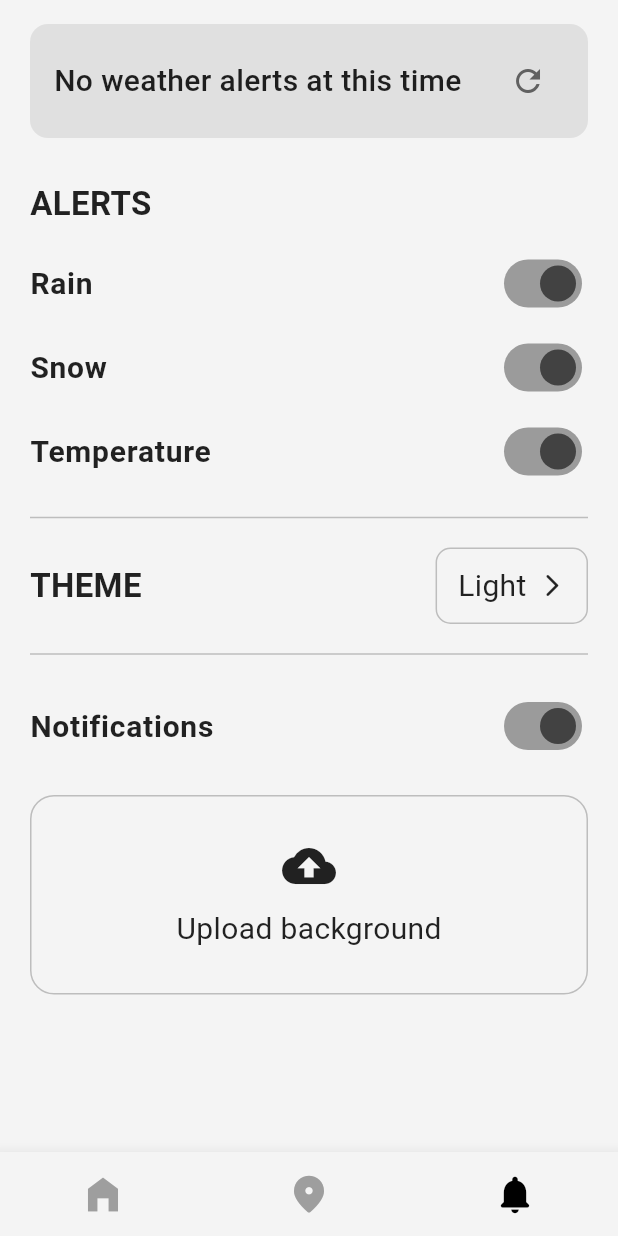
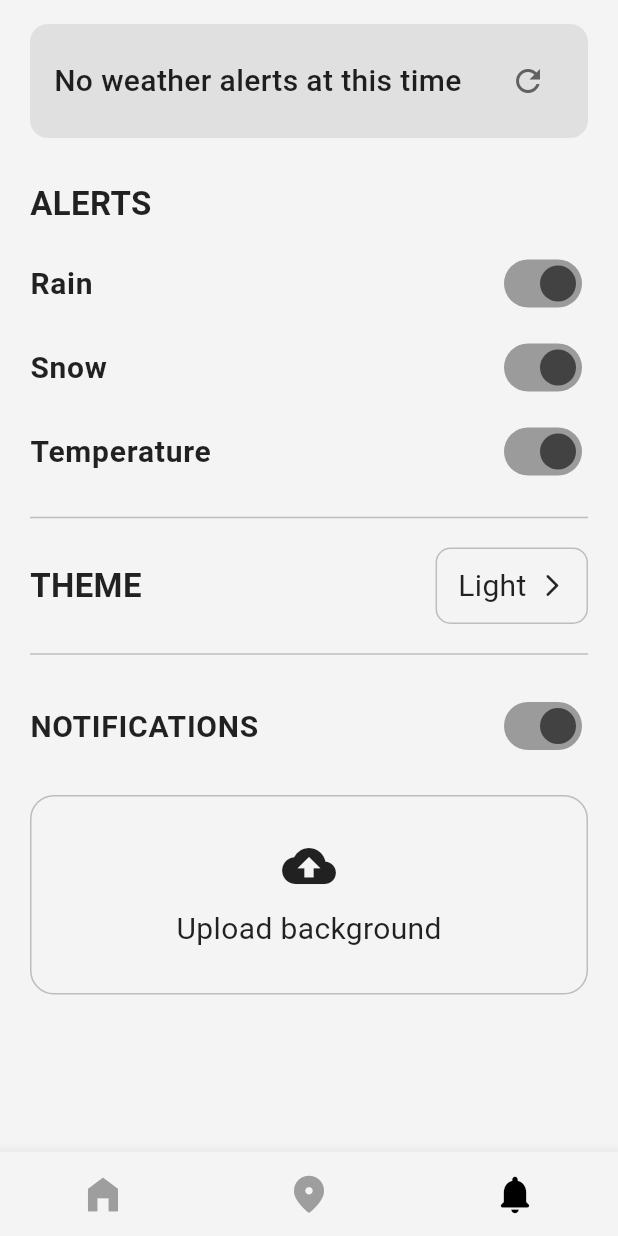
Before and after one commit to tan8325/Project-2, a Flutter app: the screen it shows after launch, item 3 of the bottom bar chosen, on a phone screen of 412 x 824 dp. Run offline on Flutter 3.47's test engine with Material 3 defaults, Android fonts, the light colour scheme and no system bars; our stand-ins replace cloud_firestore, file_picker, firebase_core, flutter_map, latlong2, shared_preferences and 1 more; accounts and stored records are empty; network calls fail.

Commit message:
fixed text and background color

```diff
--- a/lib/settings_screen.dart
+++ b/lib/settings_screen.dart
@@ -121,7 +121,7 @@ class _SettingsScreenState extends State<SettingsScreen> {
     final isDark = Theme.of(context).brightness == Brightness.dark;
 
     // Override default scaffold background when dark mode is on
-    final bgColor = isDark ? const Color(0xFF2C2C2C) : const Color(0xFFF4F4F4);
+    final bgColor = isDark ? const Color(0xFF1E1E1E) : const Color(0xFFF4F4F4);
     final cardColor = isDark ? Colors.grey[800]! : Colors.grey[300]!;
     final borderColor = isDark ? Colors.grey[700]! : Colors.grey[400]!;
     final textColor = isDark ? Colors.white : Colors.black87;
@@ -238,7 +238,7 @@ class _SettingsScreenState extends State<SettingsScreen> {
   Widget _buildNotificationToggle(Color textColor) {
     return SwitchListTile(
       contentPadding: EdgeInsets.zero,
-      title: Text("Notifications", style: TextStyle(fontSize: 20, fontWeight: FontWeight.bold, color: textColor)),
+      title: Text("NOTIFICATIONS", style: TextStyle(fontSize: 20, fontWeight: FontWeight.bold, color: textColor)),
       value: _notificationsEnabled,
       activeColor: Colors.grey.shade800,
       onChanged: (val) {
```
